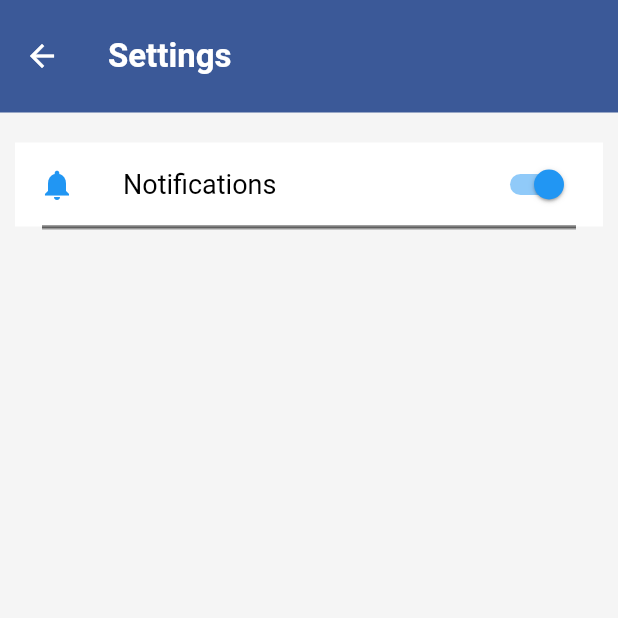
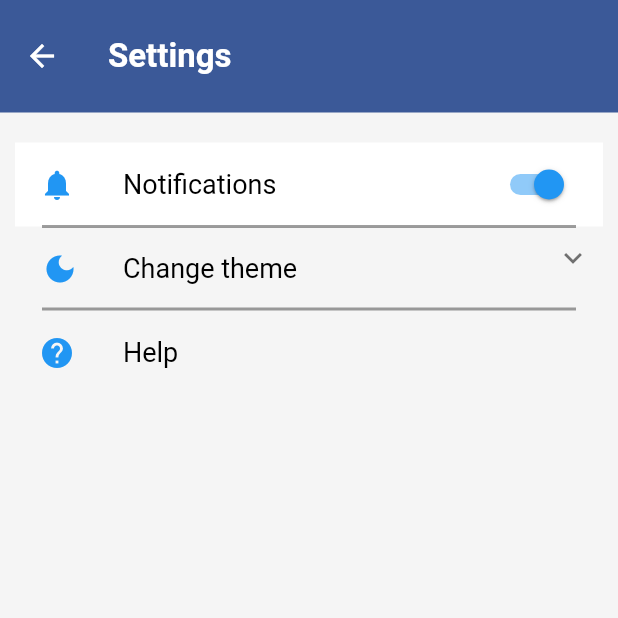
Before and after one commit to ollyexe/Booky, a Flutter app: the screen it shows after launch, after a tap on the "settings" icon, on a phone screen of 412 x 824 dp, the top half of it. Run offline on Flutter 3.47's test engine with Material 2 defaults, Android fonts, the phone set to English and light mode, and no system bars; drawn by our look-alikes of expandable; our stand-ins replace animated_bottom_navigation_bar, auto_size_text, table_calendar.

Commit message:
Changed homepage+changed Cart+finished Settings

```diff
--- a/lib/NavigationBar/Cart.dart
+++ b/lib/NavigationBar/Cart.dart
@@ -3,10 +3,10 @@ import 'package:progettoium/Utilities/CommonWidgets/CommonStyles.dart';
 import 'package:progettoium/Utilities/CommonWidgets/List_of_Appointments.dart';
 
 import '../Utilities/CommonWidgets/SingleLecture.dart';
-import '../Utilities/CommonWidgets/UtilityWidgets.dart';
 
 class Cart extends StatefulWidget {
-  const Cart({Key? key}) : super(key: key);
+  //List<Lecture> list;
+  const Cart(/*this.list ,*/{Key? key}) : super(key: key);
 
   @override
   State<Cart> createState() => _CartState();
@@ -18,7 +18,7 @@ class _CartState extends State<Cart> {
     Lecture("Matteo", "Barone", "Informatica", DateTime.now(), null, 4.0)
   ];
   Text text = myText("Cart", 20, Colors.white, FontWeight.w500);
-  String placeOrderText = "Place Order";
+  String placeOrderText = " Swipe to Place Order";
   Icon placeOrderIcon = const Icon(Icons.arrow_forward);
   Color placeOrderColorContainer = Colors.orange;
   DismissDirection placeOrderDirection = DismissDirection.startToEnd;
@@ -33,7 +33,7 @@ class _CartState extends State<Cart> {
           const SizedBox(height: 20),
           ListForCart(lectures),
           const SizedBox(height: 15),
-          totalCost(),
+          totalCost(lectures.length,lectures.length*10),
           const SizedBox(height: 20),
           confirmationButton(),
         ],
@@ -106,7 +106,7 @@ class _CartState extends State<Cart> {
 
 }
 
-Widget totalCost(){
+Widget totalCost(int numberOfLecture, int totalPrice){
   return Container(
     decoration: BoxDecoration(
       color: Colors.white,
@@ -117,9 +117,9 @@ Widget totalCost(){
     child: Column(
       mainAxisAlignment: MainAxisAlignment.spaceEvenly,
       children: [
-        totalCostPart("Number of Lectures ", "5"),
+        totalCostPart("Number of Lectures ", "$numberOfLecture"),
         totalCostDivider(),
-        totalCostPart("Total", "100€"),
+        totalCostPart("Total", "$totalPrice"),
       ],
     ),
   );
--- a/lib/NavigationBar/Homepage/HomePage.dart
+++ b/lib/NavigationBar/Homepage/HomePage.dart
@@ -1,9 +1,10 @@
 import 'package:flutter/material.dart';
-import 'package:progettoium/NavigationBar/Homepage/MyAppBar.dart';
 import 'package:progettoium/Utilities/CommonWidgets/CommonStyles.dart';
 import 'package:progettoium/Utilities/CommonWidgets/List_of_Appointments.dart';
 import 'package:progettoium/NavigationBar/Homepage/Selection_Professor_Subject.dart';
 import 'package:progettoium/Utilities/CommonWidgets/SingleLecture.dart';
+
+import '../../Utilities/Settings/Settings.dart';
 
 
 
@@ -26,7 +27,7 @@ class _HomePageState extends State<HomePage> {
       backgroundColor: const Color(0xFFE7E7E7),
       body: Column(
         children: [
-          header(context), //Custom Widget from MyAppBar.dart file
+          customAppBar(settingsButton(context),myText("IUM Project", 20, Colors.white, FontWeight.w500),90), //Custom Widget from MyAppBar.dart file
           const SizedBox(height: 35),
           profSubjectButton(context), //Custom Widget from Selection_Professor_Subject.dart file
           const SizedBox(height: 30),
@@ -50,3 +51,13 @@ class _HomePageState extends State<HomePage> {
     );
   }
 }
+
+
+IconButton settingsButton(BuildContext context) {
+  return IconButton(
+    icon: const Icon(Icons.settings_rounded),
+    onPressed: (){
+      Navigator.of(context).push(MaterialPageRoute(builder: (BuildContext context) => const Settings()));
+    },
+  );
+}
--- a/lib/NavigationBar/Homepage/MyAppBar.dart
+++ /dev/null
@@ -1,45 +0,0 @@
-import 'package:flutter/material.dart';
-import 'package:progettoium/Utilities/CommonWidgets/CommonStyles.dart';
-
-import '../../Utilities/Settings/Settings.dart';
-
-Widget searchBar(){
-  return Padding(
-    padding: const EdgeInsetsDirectional.fromSTEB(5, 0, 0, 0),
-    child: TextField(
-      decoration: const InputDecoration(
-        border: InputBorder.none,
-        hintText: "Search here",
-        alignLabelWithHint: true,
-        icon: Icon(
-            Icons.search_rounded,
-            color: Colors.blue
-        ),
-      ),
-      onSubmitted: (String stringa) {},
-    ),
-  );
-}
-
-IconButton settingsButton(BuildContext context) {
-  return IconButton(
-    icon: const Icon(Icons.settings_rounded),
-    onPressed: (){
-      Navigator.of(context).push(MaterialPageRoute(builder: (BuildContext context) => const Settings()));
-    },
-  );
-}
-
-
-Widget header(BuildContext context) {
-  Text text = myText("IUM Project", 20, Colors.white, FontWeight.w500);
-  return Stack(
-    children: [
-      customAppBar(settingsButton(context),text,90), // Custom Widget from CommonStyles.dart file
-      Padding(
-        padding: const EdgeInsetsDirectional.fromSTEB(45, 95, 0, 0),
-        child: containerWithShadow(Colors.white, 50, 300, searchBar())
-      )
-    ],
-  );
-}
--- a/lib/Utilities/CommonWidgets/List_of_Appointments.dart
+++ b/lib/Utilities/CommonWidgets/List_of_Appointments.dart
@@ -159,7 +159,12 @@ class _ListOfLecturesState extends State<ListOfLectures> {
                               radius: 25,
                             ),
                             const SizedBox(width: 20),
-                            myText("Prof ${widget.list[index].name} ${widget.list[index].surname}", 19, Colors.black, FontWeight.w500),
+                            Column(
+                              children: [
+                                myText("Prof ${widget.list[index].name} ${widget.list[index].surname}", 19, Colors.black, FontWeight.w500),
+                                myText(widget.list[index].subject, 15, Colors.black, FontWeight.normal)
+                              ],
+                            )
                           ],
                         ),
                         collapsed: topWidget(widget.list[index]),
--- a/lib/Utilities/Settings/Settings.dart
+++ b/lib/Utilities/Settings/Settings.dart
@@ -1,5 +1,5 @@
+import 'package:expandable/expandable.dart';
 import 'package:flutter/material.dart';
-import 'package:progettoium/Utilities/Settings/SingleSetting.dart';
 import '../CommonWidgets/CommonStyles.dart';
 
 
@@ -19,27 +19,23 @@ class _SettingsState extends State<Settings> {
   bool colorblindSwitch = false;
 
   @override
-  void initState() {
-    super.initState();
-    changeThemesBottom();
-    changeThemesTop();
-  }
-
-  @override
   Widget build(BuildContext context) {
     return Scaffold(
       backgroundColor: Colors.grey.shade100,
       body: Column(
         children: [
-          customAppBar(placeholder,myText("Settings", 22, Colors.white, FontWeight.w600),75),
+          customAppBar(placeholder,
+              myText("Settings", 22, Colors.white, FontWeight.w600), 75),
           Padding(
             padding: const EdgeInsetsDirectional.fromSTEB(10, 20, 10, 0),
             child: Column(
               children: [
                 SwitchListTile(
-                  title: myText("Notifications", 18, Colors.black, FontWeight.normal),
+                  title: myText(
+                      "Notifications", 18, Colors.black, FontWeight.normal),
                   tileColor: Colors.white,
-                  secondary: const Icon(Icons.notifications,color: Colors.blue),
+                  secondary: const Icon(
+                      Icons.notifications, color: Colors.blue),
                   value: notificationsOnOff,
                   onChanged: (value) {
                     setState(() {
@@ -48,33 +44,30 @@ class _SettingsState extends State<Settings> {
                   },
                 ),
                 divider(Colors.black38),
-                //SingleSetting(changeThemesTop(), true, changeThemesBottom()),
-                divider(Colors.black38),
+                ExpandableNotifier(
+                  initialExpanded: false,
+                  child: ScrollOnExpand(
+                    scrollOnCollapse: true,
+                    scrollOnExpand: true,
+                    child: ExpandablePanel(
+                      header: Padding(
+                        padding: const EdgeInsetsDirectional.fromSTEB(18, 15, 0, 15),
+                        child: Row(
+                          children: [
+                            const Icon(Icons.dark_mode,color: Colors.blue),
+                            const SizedBox(width: 30),
+                            myText("Change theme", 18, Colors.black, FontWeight.normal),
                           ],
                         ),
-          )
-
-        ],
                       ),
-    );
-
-  }
-
-  ListTile changeThemesTop(){
-    return ListTile(
-      title: myText("Change Theme", 18, Colors.black, FontWeight.normal),
-      leading: const Icon(Icons.dark_mode,color: Colors.blue,),
-      trailing: placeholder
-    );
-  }
-
-
-  Column changeThemesBottom(){
-    return Column(
+                      collapsed: placeholder,
+                      expanded: Column(
                         children: [
                           SwitchListTile(
-          title: myText("Light Mode", 18, Colors.black, FontWeight.normal),
-          secondary: const Icon(Icons.sunny,color: Colors.blue),
+                            title: myText("Light Mode", 18, Colors.black,
+                                FontWeight.normal),
+                            secondary: const Icon(
+                                Icons.sunny, color: Colors.blue),
                             value: lightSwitch,
                             onChanged: (value) {
                               setState(() {
@@ -85,20 +78,24 @@ class _SettingsState extends State<Settings> {
                           ),
                           divider(Colors.black26),
                           SwitchListTile(
-          title: myText("Dark Mode", 18, Colors.black, FontWeight.normal),
-          secondary: const Icon(Icons.dark_mode,color: Colors.blue),
+                            title: myText("Dark Mode", 18, Colors.black,
+                                FontWeight.normal),
+                            secondary: const Icon(
+                                Icons.dark_mode, color: Colors.blue),
                             value: darkSwitch,
                             onChanged: (value) {
                               setState(() {
                                 darkSwitch = value;
-              lightSwitch  = !value;
+                                lightSwitch = !value;
                               });
                             },
                           ),
                           divider(Colors.black26),
                           SwitchListTile(
-          title: myText("Colorblind Mode", 18, Colors.black, FontWeight.normal),
-          secondary: const Icon(Icons.visibility_outlined,color: Colors.blue),
+                            title: myText("Colorblind Mode", 18, Colors.black,
+                                FontWeight.normal),
+                            secondary: const Icon(
+                                Icons.visibility_outlined, color: Colors.blue),
                             value: colorblindSwitch,
                             onChanged: (value) {
                               setState(() {
@@ -107,7 +104,21 @@ class _SettingsState extends State<Settings> {
                             },
                           )
                         ],
+                      ),
+                    ),
+                  ),
+                ),
+                divider(Colors.black38),
+                ListTile(
+                  leading: const Icon(Icons.help,color: Colors.blue,),
+                  title: myText("Help", 18, Colors.black, FontWeight.normal),
+                )
+              ],
+            ),
+          )
+
+        ],
+      ),
     );
   }
-
 }
--- a/lib/main.dart
+++ b/lib/main.dart
@@ -9,8 +9,8 @@ import 'package:progettoium/Utilities/CommonWidgets/CommonStyles.dart';
 import 'NavigationBar/Calendar.dart';
 import 'NavigationBar/Cart.dart';
 import 'NavigationBar/Homepage/HomePage.dart';
-import 'NavigationBar/MyProfile/Login.dart';
 import 'NavigationBar/Orders.dart';
+import 'Utilities/CommonWidgets/SingleLecture.dart';
 
 void main(){
   runApp(const Progetto());
@@ -63,6 +63,7 @@ class _RootState extends State<Root> {
     "Orders",
     "Profile"
   ];
+
 
   @override
   Widget build(BuildContext context) {
```
Lines whose indentation alone changed are shown as unchanged.
